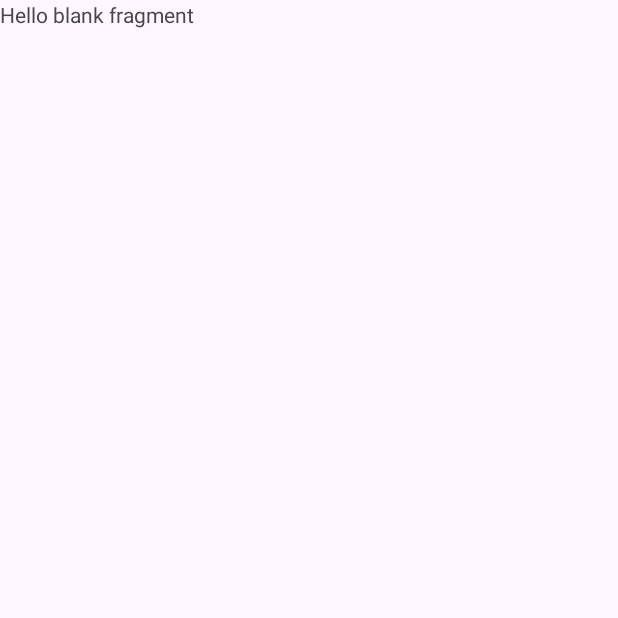
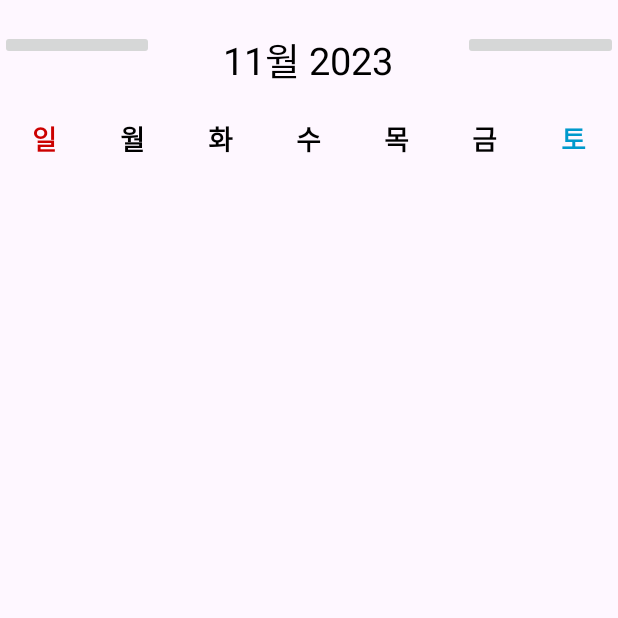
Before and after one commit to junsu0306/School_Manager, an Android app: the calendar screen opened through its navigation route, on a phone screen of 412 x 824 dp, the top half of it. Before the commit the part shown is almost empty. Run offline under Robolectric (Android 15) with nearby library versions, the phone set to English and light mode, and no system bars.

Commit message:
화면구성

```diff
--- a/app/src/main/res/layout/fragment_calendar.xml
+++ b/app/src/main/res/layout/fragment_calendar.xml
@@ -1,14 +1,115 @@
 <?xml version="1.0" encoding="utf-8"?>
-<FrameLayout xmlns:android="http://schemas.android.com/apk/res/android"
-    xmlns:tools="http://schemas.android.com/tools"
+<LinearLayout xmlns:android="http://schemas.android.com/apk/res/android"
+    android:id="@+id/activity_manager_calendar"
     android:layout_width="match_parent"
     android:layout_height="match_parent"
-    tools:context=".calendar">
+    android:orientation="vertical">
 
-    <!-- TODO: Update blank fragment layout -->
-    <TextView
+    <LinearLayout
         android:layout_width="match_parent"
-        android:layout_height="match_parent"
-        android:text="@string/hello_blank_fragment" />
+        android:layout_height="wrap_content"
+        android:layout_marginTop="20dp"
+        android:layout_marginBottom="20dp"
+        android:orientation="horizontal">
 
-</FrameLayout>
+        <ImageButton
+            android:id="@+id/pre_btn"
+            android:layout_width="0dp"
+            android:layout_height="wrap_content"
+            android:layout_weight="1" />
+
+        <TextView
+            android:id="@+id/monthYearText"
+            android:layout_width="0dp"
+            android:layout_height="wrap_content"
+            android:layout_weight="2"
+            android:text="11월 2023"
+            android:textAlignment="center"
+            android:textSize="25sp"
+            android:textColor="@android:color/black"
+            />
+
+        <ImageButton
+            android:id="@+id/next_btn"
+            android:layout_width="0dp"
+            android:layout_height="wrap_content"
+            android:layout_weight="1" />
+    </LinearLayout>
+
+    <LinearLayout
+        android:layout_width="match_parent"
+        android:layout_height="wrap_content"
+        android:orientation="horizontal">
+
+        <TextView
+            android:layout_width="0dp"
+            android:layout_height="wrap_content"
+            android:layout_weight="1"
+            android:text="일"
+            android:textStyle="bold"
+            android:textSize="18sp"
+            android:textAlignment="center"
+            android:textColor="@android:color/holo_red_dark" />
+
+        <TextView
+            android:layout_width="0dp"
+            android:layout_height="wrap_content"
+            android:layout_weight="1"
+            android:text="월"
+            android:textStyle="bold"
+            android:textSize="18sp"
+            android:textAlignment="center"
+            android:textColor="@android:color/black" />
+
+        <TextView
+            android:layout_width="0dp"
+            android:layout_height="wrap_content"
+            android:layout_weight="1"
+            android:text="화"
+            android:textStyle="bold"
+            android:textSize="18sp"
+            android:textAlignment="center"
+            android:textColor="@android:color/black" />
+
+        <TextView
+            android:layout_width="0dp"
+            android:layout_height="wrap_content"
+            android:layout_weight="1"
+            android:text="수"
+            android:textStyle="bold"
+            android:textSize="18sp"
+            android:textAlignment="center"
+            android:textColor="@android:color/black" />
+
+        <TextView
+            android:layout_width="0dp"
+            android:layout_height="wrap_content"
+            android:layout_weight="1"
+            android:text="목"
+            android:textStyle="bold"
+            android:textSize="18sp"
+            android:textAlignment="center"
+            android:textColor="@android:color/black" />
+
+        <TextView
+            android:layout_width="0dp"
+            android:layout_height="wrap_content"
+            android:layout_weight="1"
+            android:text="금"
+            android:textStyle="bold"
+            android:textSize="18sp"
+            android:textAlignment="center"
+            android:textColor="@android:color/black" />
+
+        <TextView
+            android:layout_width="0dp"
+            android:layout_height="wrap_content"
+            android:layout_weight="1"
+            android:text="토"
+            android:textStyle="bold"
+            android:textSize="18sp"
+            android:textAlignment="center"
+            android:textColor="@android:color/holo_blue_dark" />
+    </LinearLayout>
+
+</LinearLayout>
```
